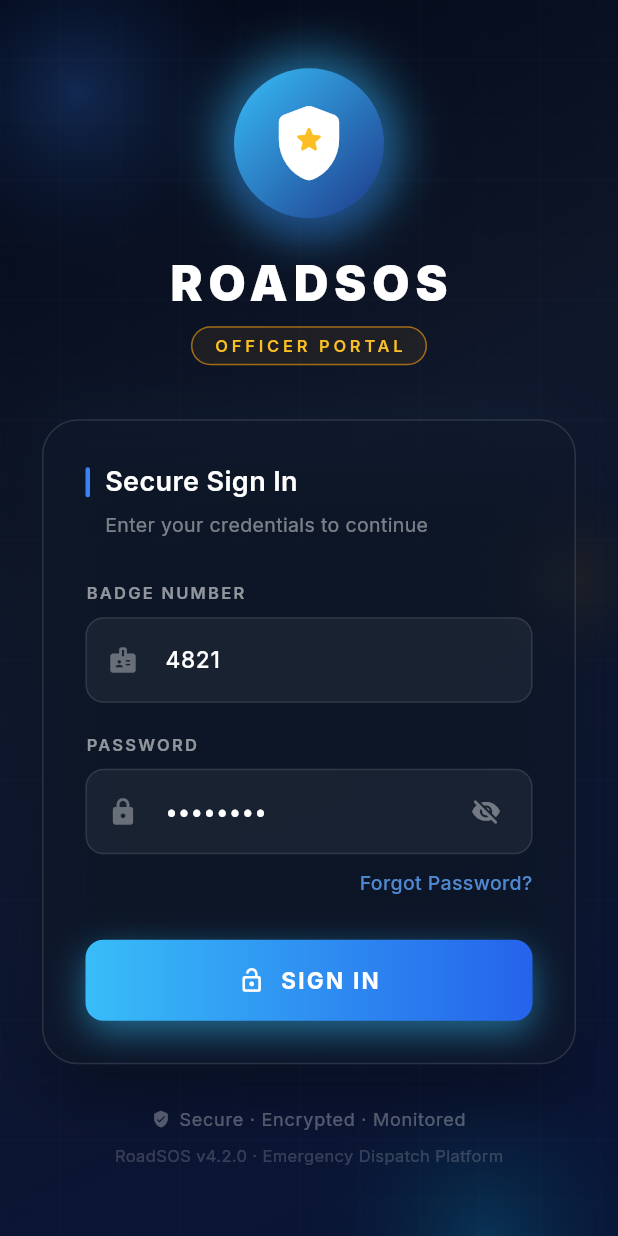
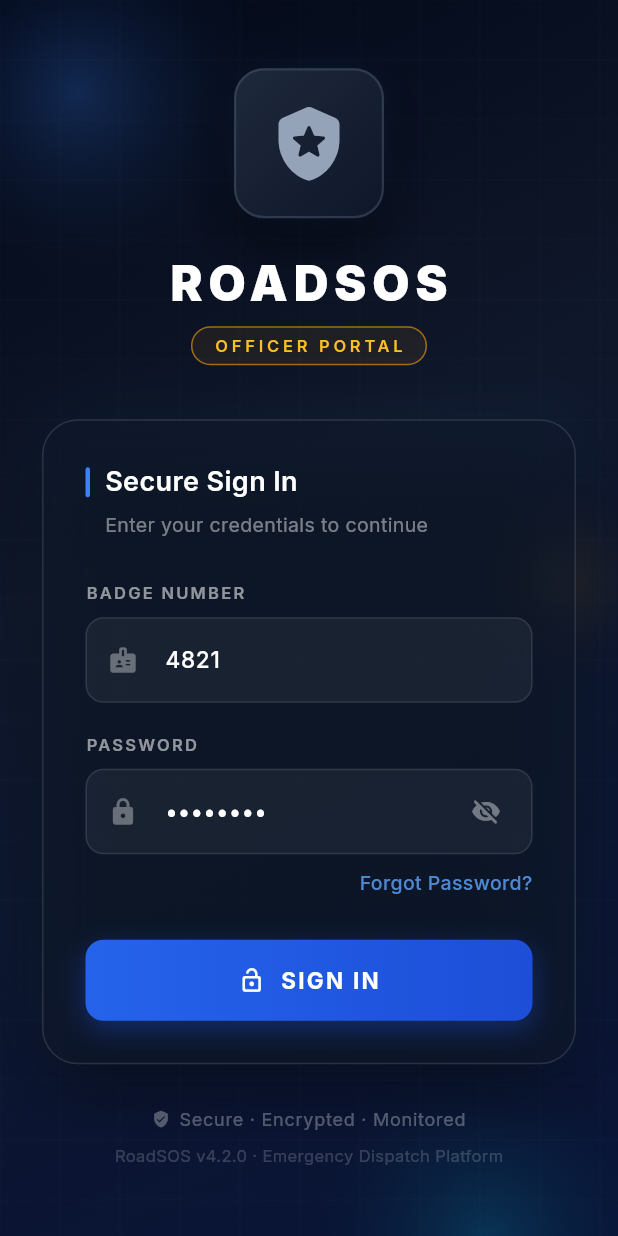
Before and after one commit to Ezhil948/RoadSOS, a Flutter app: the screen it shows after launch, on a phone screen of 412 x 824 dp. Run offline on Flutter 3.47's test engine with Material 3 defaults, Android fonts, the phone set to English and light mode, and no system bars; our stand-ins replace audioplayers, connectivity_plus, dio, firebase_auth, firebase_core, fl_chart and 13 more; accounts and stored records are empty.

Commit message:
style(ui): change to sophisticated dark metallic shield and subdue login button

```diff
--- a/officer_mobile_app/lib/features/auth/login_screen.dart
+++ b/officer_mobile_app/lib/features/auth/login_screen.dart
@@ -211,43 +211,35 @@ class _LoginScreenState extends State<LoginScreen>
                               width: 100,
                               height: 100,
                               decoration: BoxDecoration(
-                                shape: BoxShape.circle,
+                                borderRadius: BorderRadius.circular(20),
                                 gradient: const LinearGradient(
                                   begin: Alignment.topLeft,
                                   end: Alignment.bottomRight,
-                                  colors: [Color(0xFF38BDF8), Color(0xFF1E3A8A)], // Bright Sky Blue to Deep Navy
+                                  colors: [Color(0xFF1E293B), Color(0xFF0F172A)], // Slate 800 to Slate 900
+                                ),
+                                border: Border.all(
+                                  color: const Color(0xFF475569).withOpacity(0.5),
+                                  width: 1.5,
                                 ),
                                 boxShadow: [
                                   BoxShadow(
-                                    color: const Color(0xFF38BDF8).withOpacity(0.6),
+                                    color: Colors.black.withOpacity(0.6),
                                     blurRadius: 30,
-                                    spreadRadius: 8,
+                                    offset: const Offset(0, 15),
                                   ),
                                   BoxShadow(
-                                    color: const Color(0xFF1E3A8A).withOpacity(0.4),
-                                    blurRadius: 15,
-                                    spreadRadius: 2,
-                                    offset: const Offset(0, 10),
+                                    color: const Color(0xFF3B82F6).withOpacity(0.15),
+                                    blurRadius: 20,
+                                    spreadRadius: -5,
                                   ),
                                 ],
                               ),
-                              child: Stack(
-                                alignment: Alignment.center,
-                                children: [
-                                  const Icon(
-                                    Icons.shield_rounded,
-                                    size: 60, // Adjusted to match splash
-                                    color: Colors.white,
-                                  ),
-                                  Container(
-                                    margin: const EdgeInsets.only(bottom: 5),
-                                    child: const Icon(
-                                      Icons.star_rounded,
-                                      size: 22,
-                                      color: Color(0xFFFBBF24),
-                                    ),
-                                  ),
-                                ],
+                              child: const Center(
+                                child: Icon(
+                                  Icons.local_police_rounded, // New distinct badge icon
+                                  size: 54, // Adjusted for login screen
+                                  color: Color(0xFF94A3B8), // Metallic silver/slate
+                                ),
                               ),
                             ),
                             const SizedBox(height: 20),
@@ -412,16 +404,16 @@ class _LoginScreenState extends State<LoginScreen>
                                       borderRadius: BorderRadius.circular(12),
                                       gradient: LinearGradient(
                                         colors: _isLoading
-                                            ? [const Color(0xFF2563EB).withOpacity(0.5), const Color(0xFF1D4ED8).withOpacity(0.5)]
-                                            : [const Color(0xFF38BDF8), const Color(0xFF2563EB)], // Vibrant gradient
+                                            ? [const Color(0xFF334155), const Color(0xFF1E293B)] // Muted loading
+                                            : [const Color(0xFF2563EB), const Color(0xFF1D4ED8)], // Sophisticated deep blue
                                       ),
                                       boxShadow: _isLoading
                                           ? []
                                           : [
                                               BoxShadow(
-                                                color: const Color(0xFF38BDF8).withOpacity(0.5),
-                                                blurRadius: 20,
-                                                offset: const Offset(0, 8),
+                                                color: const Color(0xFF1D4ED8).withOpacity(0.4),
+                                                blurRadius: 15,
+                                                offset: const Offset(0, 6),
                                               ),
                                             ],
                                     ),
```
Also changed, not shown: officer_mobile_app/lib/features/auth/splash_screen.dart (+17 -25 lines).
